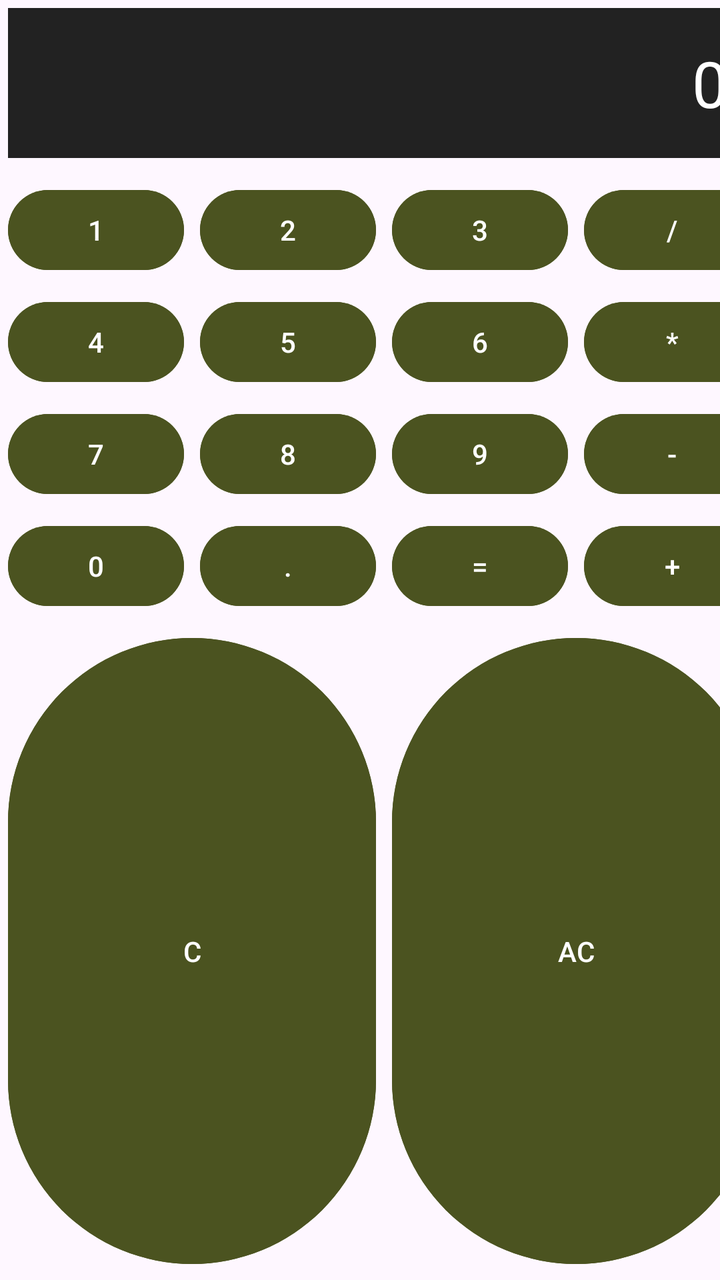
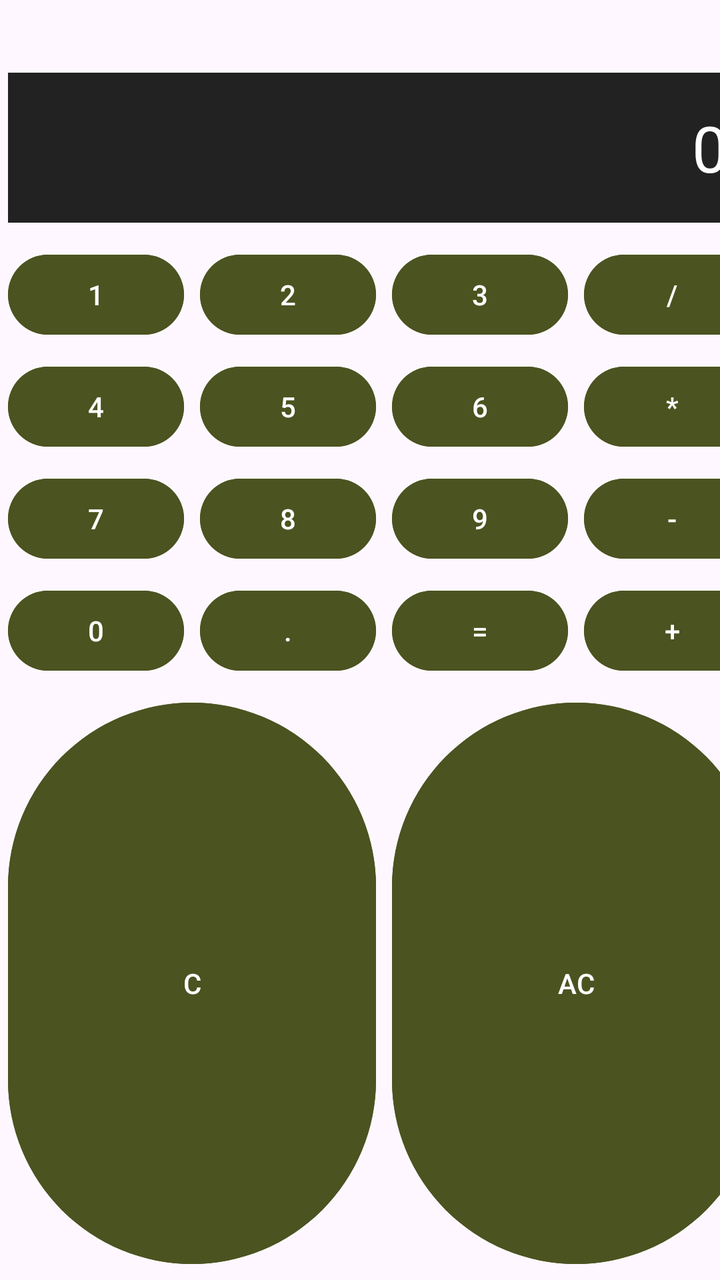

Two renders of the same Android screen: before a commit and after it. Below are the layout's source before the change and the commit's diff.
<!-- AndroidManifest.xml: application theme Theme.Calculadora -->
<!-- res/layout/activity_main.xml -->
<?xml version="1.0" encoding="utf-8"?>
<GridLayout
    xmlns:android="http://schemas.android.com/apk/res/android"
    xmlns:tools="http://schemas.android.com/tools"
    android:layout_width="wrap_content"
    android:layout_height="wrap_content"
    android:layout_gravity="center"
    android:columnCount="4"
    android:rowCount="6"
    android:orientation="horizontal"
    android:useDefaultMargins="true">

    
    <TextView
        android:id="@+id/calculadora"
        android:layout_width="0dp"
        android:layout_height="wrap_content"
        android:layout_columnSpan="4"
        android:layout_gravity="fill"
        android:layout_marginBottom="8dp"
        android:background="#222222"
        android:gravity="end|center_vertical"
        android:padding="16dp"
        android:text="0"
        android:textColor="#FFFFFF"
        android:textSize="32sp" />

    
    <Button
        android:id="@+id/btn1"
        android:layout_width="wrap_content"
        android:layout_height="wrap_content"
        android:backgroundTint="#4B5320"
        android:text="1"
        android:textColor="#FFFFFF"
        android:onClick="clicarNumero"/>

    <Button
        android:id="@+id/btn2"
        android:layout_width="wrap_content"
        android:layout_height="wrap_content"
        android:backgroundTint="#4B5320"
        android:text="2"
        android:textColor="#FFFFFF"
        android:onClick="clicarNumero"/>

    <Button
        android:id="@+id/btn3"
        android:layout_width="wrap_content"
        android:layout_height="wrap_content"
        android:backgroundTint="#4B5320"
        android:text="3"
        android:textColor="#FFFFFF"
        android:onClick="clicarNumero"/>

    <Button
        android:id="@+id/btnDiv"
        android:layout_width="wrap_content"
        android:layout_height="wrap_content"
        android:backgroundTint="#4B5320"
        android:text="/"
        android:textColor="#FFFFFF"
        android:onClick="clicarOperacion"/>

    
    <Button
        android:id="@+id/btn4"
        android:layout_width="wrap_content"
        android:layout_height="wrap_content"
        android:backgroundTint="#4B5320"
        android:text="4"
        android:textColor="#FFFFFF"
        android:onClick="clicarNumero"/>

    <Button
        android:id="@+id/btn5"
        android:layout_width="wrap_content"
        android:layout_height="wrap_content"
        android:backgroundTint="#4B5320"
        android:text="5"
        android:textColor="#FFFFFF"
        android:onClick="clicarNumero"/>

    <Button
        android:id="@+id/btn6"
        android:layout_width="wrap_content"
        android:layout_height="wrap_content"
        android:backgroundTint="#4B5320"
        android:text="6"
        android:textColor="#FFFFFF"
        android:onClick="clicarNumero"/>

    <Button
        android:id="@+id/btnMult"
        android:layout_width="wrap_content"
        android:layout_height="wrap_content"
        android:backgroundTint="#4B5320"
        android:text="*"
        android:textColor="#FFFFFF"
        android:onClick="clicarOperacion"/>

    
    <Button
        android:id="@+id/btn7"
        android:layout_width="wrap_content"
        android:layout_height="wrap_content"
        android:backgroundTint="#4B5320"
        android:text="7"
        android:textColor="#FFFFFF"
        android:onClick="clicarNumero"/>

    <Button
        android:id="@+id/btn8"
        android:layout_width="wrap_content"
        android:layout_height="wrap_content"
        android:backgroundTint="#4B5320"
        android:text="8"
        android:textColor="#FFFFFF"
        android:onClick="clicarNumero"/>

    <Button
        android:id="@+id/btn9"
        android:layout_width="wrap_content"
        android:layout_height="wrap_content"
        android:backgroundTint="#4B5320"
        android:text="9"
        android:textColor="#FFFFFF"
        android:onClick="clicarNumero"/>

    <Button
        android:id="@+id/btnResta"
        android:layout_width="wrap_content"
        android:layout_height="wrap_content"
        android:backgroundTint="#4B5320"
        android:text="-"
        android:textColor="#FFFFFF"
        android:onClick="clicarOperacion"/>

    
    <Button
        android:id="@+id/btn0"
        android:layout_width="wrap_content"
        android:layout_height="wrap_content"
        android:backgroundTint="#4B5320"
        android:text="0"
        android:textColor="#FFFFFF"
        android:onClick="clicarNumero"/>

    <Button
        android:id="@+id/btnPunto"
        android:layout_width="wrap_content"
        android:layout_height="wrap_content"
        android:backgroundTint="#4B5320"
        android:text="."
        android:textColor="#FFFFFF"
        android:onClick="clicarPunto"/>

    <Button
        android:id="@+id/btnIgual"
        android:layout_width="wrap_content"
        android:layout_height="wrap_content"
        android:backgroundTint="#4B5320"
        android:text="="
        android:textColor="#FFFFFF"
        android:onClick="clicarIgual"/>

    <Button
        android:id="@+id/btnSuma"
        android:layout_width="wrap_content"
        android:layout_height="wrap_content"
        android:backgroundTint="#4B5320"
        android:text="+"
        android:textColor="#FFFFFF"
        android:onClick="clicarOperacion"/>
    

    <Button
        android:id="@+id/btnC"
        android:layout_width="0dp"
        android:layout_height="wrap_content"
        android:layout_columnSpan="2"
        android:layout_gravity="fill"
        android:backgroundTint="#4B5320"
        android:text="C"
        android:textColor="#FFFFFF"
        android:onClick="clicarC"/>
    <Button
        android:id="@+id/btnAC"
        android:layout_width="0dp"
        android:layout_height="wrap_content"
        android:layout_columnSpan="2"
        android:layout_gravity="fill"
        android:backgroundTint="#4B5320"
        android:text="AC"
        android:textColor="#FFFFFF"
        android:onClick="clicarAC"/>

</GridLayout>
<!-- resources referenced by this layout -->
<resources>
  <style name="Theme.Calculadora" parent="Base.Theme.Calculadora" />
  <style name="Base.Theme.Calculadora" parent="Theme.Material3.DayNight.NoActionBar">
          
          
      </style>
</resources>

<!-- the commit's change to res/layout/activity_main.xml (unified diff, before → after) -->
@@ -10,6 +10,17 @@
     android:orientation="horizontal"
     android:useDefaultMargins="true">
 
+    <TextView
+        android:id="@+id/tvOperacion"
+        android:layout_width="0dp"
+        android:layout_height="wrap_content"
+        android:layout_columnSpan="4"
+        android:layout_gravity="fill"
+        android:gravity="end"
+        android:text=""
+        android:textColor="#888888"
+        android:textSize="18sp" />
+
     
     <TextView
         android:id="@+id/calculadora"
@@ -25,6 +36,8 @@
         android:textColor="#FFFFFF"
         android:textSize="32sp" />
 
+
+
     
     <Button
         android:id="@+id/btn1"
